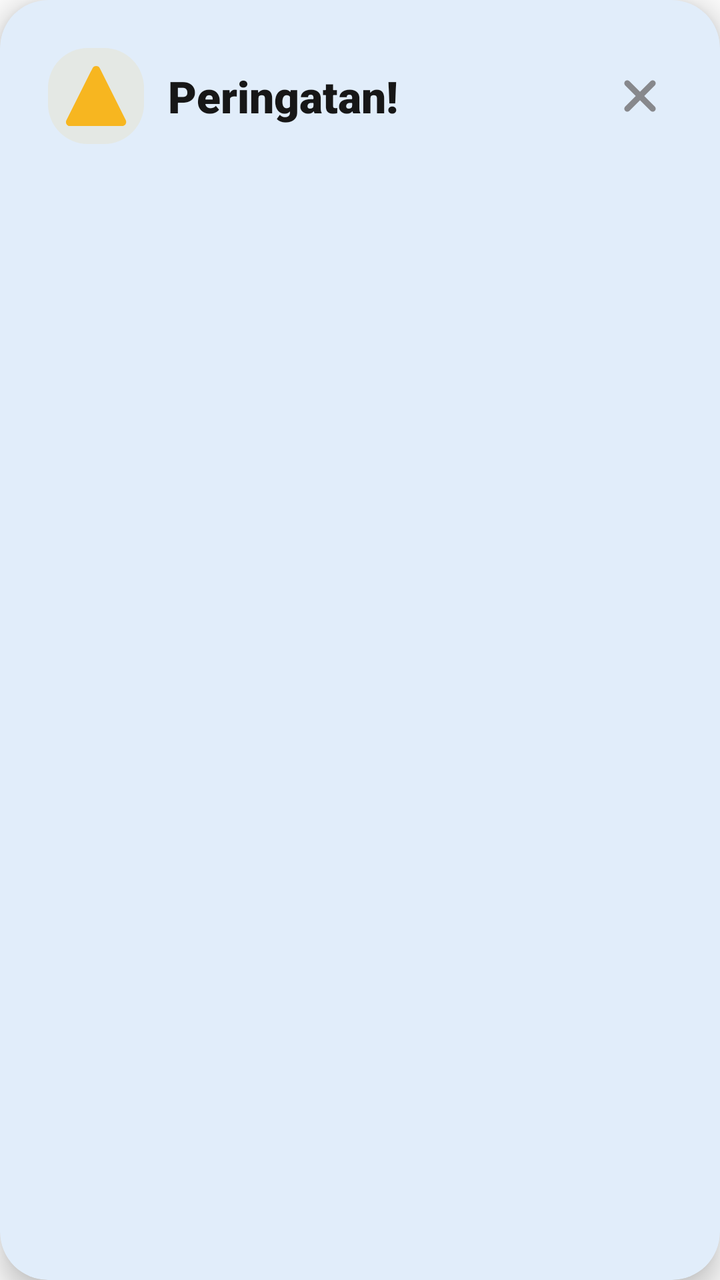
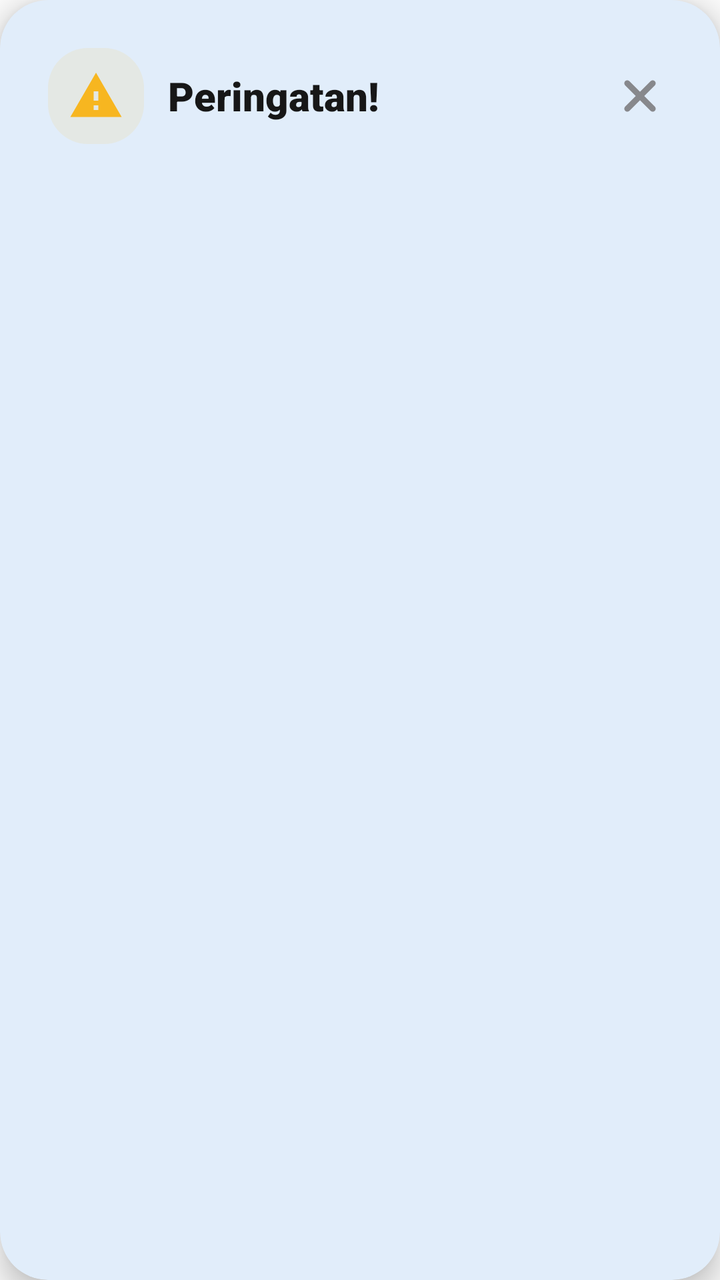

The first picture is an Android layout as it rendered before a commit; the second is the same layout after the commit. The layout source and the unified diff follow.
<!-- AndroidManifest.xml: application theme Theme.AppPemko -->
<!-- res/layout/view_warning_kosong.xml -->
<?xml version="1.0" encoding="utf-8"?>

<com.google.android.material.card.MaterialCardView xmlns:android="http://schemas.android.com/apk/res/android"
    xmlns:app="http://schemas.android.com/apk/res-auto"
    android:layout_width="match_parent"
    android:layout_height="wrap_content"
    android:layout_margin="20dp"
    app:cardBackgroundColor="@color/surface_main"
    app:cardCornerRadius="24dp"
    app:cardElevation="8dp"
    app:strokeWidth="0dp">

    <LinearLayout
        android:layout_width="match_parent"
        android:layout_height="wrap_content"
        android:orientation="vertical"
        android:padding="24dp">

        <RelativeLayout
            android:layout_width="match_parent"
            android:layout_height="wrap_content"
            android:layout_marginBottom="16dp">

            <ImageView
                android:id="@+id/emoticon"
                android:layout_width="48dp"
                android:layout_height="48dp"
                android:layout_centerVertical="true"
                android:layout_marginEnd="12dp"
                android:background="@drawable/backgoundovalabuabu"
                android:backgroundTint="#1AF7B620"
                android:padding="8dp"
                app:srcCompat="@drawable/one_warning"
                app:tint="@color/kuning" />

            <TextView
                android:layout_width="wrap_content"
                android:layout_height="wrap_content"
                android:layout_centerVertical="true"
                android:layout_toEndOf="@+id/emoticon"
                android:text="Peringatan!"
                android:textColor="@color/text_primary"
                android:textSize="22sp"
                android:fontFamily="sans-serif-black" />

            <ImageView
                android:id="@+id/tvTutupDialog"
                android:layout_width="32dp"
                android:layout_height="32dp"
                android:layout_alignParentEnd="true"
                android:layout_centerVertical="true"
                android:background="?attr/selectableItemBackgroundBorderless"
                android:clickable="true"
                android:focusable="true"
                android:padding="4dp"
                android:src="@drawable/one_close"
                app:tint="@color/text_hint" />
        </RelativeLayout>

        <TextView
            android:id="@+id/tvWarning1"
            android:layout_width="match_parent"
            android:layout_height="wrap_content"
            android:fontFamily="sans-serif-medium"
            android:textAlignment="viewStart"
            android:textColor="@color/text_secondary"
            android:textSize="16sp"
            android:lineSpacingExtra="4dp" />

        <com.google.android.material.button.MaterialButton
            android:id="@+id/tvCobaKembali"
            style="@style/Widget.Material3.Button.TonalButton"
            android:layout_width="match_parent"
            android:layout_height="wrap_content"
            android:layout_marginTop="24dp"
            android:text="@string/coba_kembali"
            android:textAllCaps="false"
            android:visibility="gone"
            app:cornerRadius="12dp" />

    </LinearLayout>
</com.google.android.material.card.MaterialCardView>
<!-- resources referenced by this layout -->
<resources>
  <color name="kuning">#F7B620</color>
  <color name="surface_main">#FFFFFF</color>
  <color name="text_hint">#87888c</color>
  <color name="text_primary">#171717</color>
  <color name="text_secondary">#454545</color>
  <!-- drawable backgoundovalabuabu (drawable) -->
  <?xml version="1.0" encoding="utf-8"?>
  
  <shape xmlns:android="http://schemas.android.com/apk/res/android"
      android:tintMode="multiply"
      android:shape="rectangle"
      >
  
      <solid
          android:color="@color/background_layout"/>
      <corners
          android:radius="20dp"/>
  </shape>
  <!-- drawable one_close (drawable) -->
  <vector xmlns:android="http://schemas.android.com/apk/res/android" android:height="30dp" android:viewportHeight="1024" android:viewportWidth="1024" android:width="30dp">
        
      <path android:fillColor="@color/font" android:pathData="M195.2,195.2a64,64 0,0 1,90.5 0L512,421.5 738.3,195.2a64,64 0,0 1,90.5 90.5L602.5,512 828.8,738.3a64,64 0,0 1,-90.5 90.5L512,602.5 285.7,828.8a64,64 0,0 1,-90.5 -90.5L421.5,512 195.2,285.7a64,64 0,0 1,0 -90.5z"/>
      
  </vector>
  <!-- drawable one_warning: vector/xml drawable (drawable, 2813 chars, omitted) -->
  <string name="coba_kembali">Coba Kembali</string>
  <style name="Theme.AppPemko" parent="Base.Theme.AppPemko">
          <item name="android:textColor">@color/text_primary</item>
      </style>
  <color name="background_layout">#FFFFFF</color>
  <color name="font">#454545</color>
  <style name="Base.Theme.AppPemko" parent="Theme.Material3.DayNight.NoActionBar">
          <item name="colorPrimary">@color/primary_brand</item>
          <item name="colorOnPrimary">@color/on_primary_brand</item>
          <item name="colorSecondary">@color/brand_secondary</item>
          <item name="colorOnSecondary">@color/white</item>
          <item name="colorSurface">@color/surface_main</item>
          <item name="colorOnSurface">@color/text_primary</item>
          <item name="colorSurfaceVariant">@color/surface_variant</item>
          <item name="colorOnSurfaceVariant">@color/text_secondary</item>
          <item name="android:statusBarColor">@color/primary_brand</item>
          <item name="android:windowBackground">@color/background_main</item>
          <item name="android:fontFamily">sans-serif</item>
          <item name="android:windowAnimationStyle">@style/Animation.App.Activity</item>
      </style>
  <color name="primary_brand">#0869D8</color>
  <color name="on_primary_brand">#FFFFFF</color>
  <color name="brand_secondary">#E91E63</color>
  <color name="white">#FFFFFF</color>
  <color name="surface_variant">#F4F4F4</color>
  <color name="background_main">#FBFBFB</color>
  <style name="Animation.App.Activity" parent="@android:style/Animation.Activity">
          <item name="android:activityOpenEnterAnimation">@anim/slide_in_right</item>
          <item name="android:activityOpenExitAnimation">@anim/slide_out_left</item>
          <item name="android:activityCloseEnterAnimation">@anim/slide_in_left</item>
          <item name="android:activityCloseExitAnimation">@anim/slide_out_right</item>
      </style>
</resources>

<!-- the commit's change to res/layout/view_warning_kosong.xml (unified diff, before → after) -->
@@ -29,9 +29,10 @@
                 android:layout_marginEnd="12dp"
                 android:background="@drawable/backgoundovalabuabu"
                 android:backgroundTint="#1AF7B620"
-                android:padding="8dp"
-                app:srcCompat="@drawable/one_warning"
-                app:tint="@color/kuning" />
+                android:padding="10dp"
+                app:srcCompat="@drawable/ic_dialog_warning"
+                app:tint="@color/kuning"
+                android:contentDescription="Ikon Peringatan" />
 
             <TextView
                 android:layout_width="wrap_content"
@@ -40,7 +41,7 @@
                 android:layout_toEndOf="@+id/emoticon"
                 android:text="Peringatan!"
                 android:textColor="@color/text_primary"
-                android:textSize="22sp"
+                android:textSize="20sp"
                 android:fontFamily="sans-serif-black" />
 
             <ImageView
@@ -54,7 +55,8 @@
                 android:focusable="true"
                 android:padding="4dp"
                 android:src="@drawable/one_close"
-                app:tint="@color/text_hint" />
+                app:tint="@color/text_hint"
+                android:contentDescription="Tutup" />
         </RelativeLayout>
 
         <TextView
@@ -64,16 +66,17 @@
             android:fontFamily="sans-serif-medium"
             android:textAlignment="viewStart"
             android:textColor="@color/text_secondary"
-            android:textSize="16sp"
+            android:textSize="15sp"
             android:lineSpacingExtra="4dp" />
 
         <com.google.android.material.button.MaterialButton
             android:id="@+id/tvCobaKembali"
             style="@style/Widget.Material3.Button.TonalButton"
             android:layout_width="match_parent"
-            android:layout_height="wrap_content"
-            android:layout_marginTop="24dp"
+            android:layout_height="48dp"
+            android:layout_marginTop="20dp"
             android:text="@string/coba_kembali"
+            android:fontFamily="sans-serif-black"
             android:textAllCaps="false"
             android:visibility="gone"
             app:cornerRadius="12dp" />
<!-- resource entries referenced after the edit -->
@@ -18,13 +18,23 @@
       <corners
           android:radius="20dp"/>
   </shape>
+  <!-- drawable ic_dialog_warning (drawable) -->
+  <?xml version="1.0" encoding="utf-8"?>
+  <vector xmlns:android="http://schemas.android.com/apk/res/android"
+      android:width="48dp"
+      android:height="48dp"
+      android:viewportWidth="24"
+      android:viewportHeight="24">
+      <path
+          android:fillColor="#FFFFFFFF"
+          android:pathData="M1,21h22L12,2 1,21zM13,18h-2v-2h2v2zM13,14h-2v-4h2v4z" />
+  </vector>
   <!-- drawable one_close (drawable) -->
   <vector xmlns:android="http://schemas.android.com/apk/res/android" android:height="30dp" android:viewportHeight="1024" android:viewportWidth="1024" android:width="30dp">
         
       <path android:fillColor="@color/font" android:pathData="M195.2,195.2a64,64 0,0 1,90.5 0L512,421.5 738.3,195.2a64,64 0,0 1,90.5 90.5L602.5,512 828.8,738.3a64,64 0,0 1,-90.5 90.5L512,602.5 285.7,828.8a64,64 0,0 1,-90.5 -90.5L421.5,512 195.2,285.7a64,64 0,0 1,0 -90.5z"/>
       
   </vector>
-  <!-- drawable one_warning: vector/xml drawable (drawable, 2813 chars, omitted) -->
   <string name="coba_kembali">Coba Kembali</string>
   <style name="Theme.AppPemko" parent="Base.Theme.AppPemko">
           <item name="android:textColor">@color/text_primary</item>
